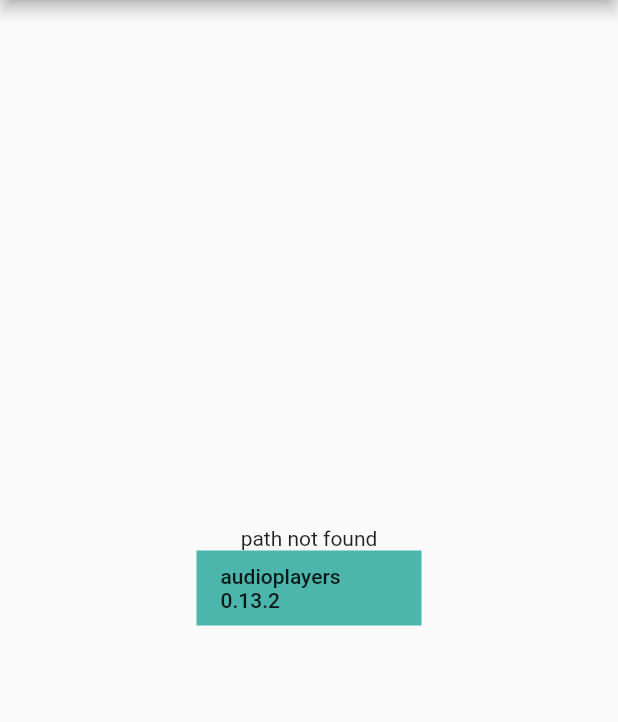
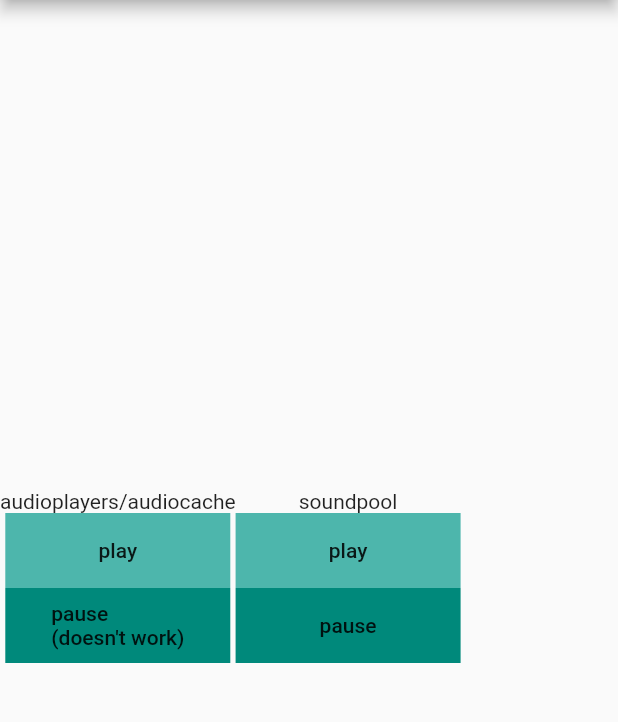
Before and after one commit to thbisdikian/sound_test, a Flutter app: the screen it shows after launch, on a phone screen of 412 x 824 dp, the part 84-806 px from its top. Run offline on Flutter 3.47's test engine with Material 2 defaults, Android fonts, the light colour scheme and no system bars; our stand-ins replace audioplayers; missing offline and left inert: soundpool.

Commit message:
Added soundpool integration

```diff
--- a/lib/main.dart
+++ b/lib/main.dart
@@ -1,9 +1,8 @@
-import 'dart:async';
-import 'dart:io';
-
 import 'package:flutter/material.dart';
 import 'package:audioplayers/audio_cache.dart';
 import 'package:audioplayers/audioplayers.dart';
+import 'package:flutter/services.dart';
+import 'package:soundpool/soundpool.dart';
 
 void main() => runApp(MyApp());
 
@@ -36,27 +35,30 @@
   AudioPlayer audioPlayer = new AudioPlayer();
   AudioCache audioCache = new AudioCache();
   bool audioplayersPlaying = false;
-  String path;
-  String localFilePath;
+  Soundpool _soundpool = Soundpool();
+  int _soundId;
+  int _streamId;
 
+  _playSoundpool() async {
+    _streamId = await _soundpool.play(_soundId);
+  }
 
-  // void _playAudioplayers() async {
-  //   int result = await audioPlayer.play('$path' + '/brown_noise.mp3',isLocal: true);
-  // }
+  _loadSoundpool() async {
+    // _soundId = await _soundpool.loadUri('assets/brown.mp3');
+    _soundId = await rootBundle.load("assets/brown.mp3").then((ByteData soundData) {
+      return _soundpool.load(soundData);
+    });
+  }
 
-  // void _getAppDocDirectory() async {
-  //   final dir = await getApplicationDocumentsDirectory();
-  //   if (await dir.exists()) {
-  //     setState(() {
-  //       path = dir.path;
-  //     });
-  //   }
-  // }
+  _pauseSoundpool() {
+
+  }
 
   @override
   Widget build(BuildContext context) {
-    // _getAppDocDirectory();
     audioPlayer.setReleaseMode(ReleaseMode.LOOP);
+
+    _loadSoundpool();
 
     return Scaffold(
       appBar: AppBar(
@@ -64,19 +66,59 @@
         title: Text(widget.title),
       ),
       body: Center(
-        child: Column(
+        child: Row(
+          children: <Widget>[
+
+            Column(
               mainAxisAlignment: MainAxisAlignment.center,
               children: <Widget>[
-            Text(path ?? 'path not found'),
+                Text('audioplayers/audiocache'),
                 Container(
                   height: 50,
                   width: 150,
                   color: Colors.teal[300],
                   child: FlatButton(
-                child: Text('audioplayers 0.13.2'),
+                    child: Text('play'),
                     onPressed: () => audioCache.play('brown.mp3'),
                   ),
                 ),
+                Container(
+                  height: 50,
+                  width: 150,
+                  color: Colors.teal[600],
+                  child: FlatButton(
+                    child: Text('pause\n(doesn\'t work)'),
+                    onPressed: () => audioCache.clearCache(),
+                  ),
+                ),
+              ]
+            ),
+
+            Column(
+              mainAxisAlignment: MainAxisAlignment.center,
+              children: <Widget>[
+                Text('soundpool'),
+                Container(
+                  height: 50,
+                  width: 150,
+                  color: Colors.teal[300],
+                  child: FlatButton(
+                    child: Text('play'),
+                    onPressed: () => _playSoundpool(),
+                  ),
+                ),
+                Container(
+                  height: 50,
+                  width: 150,
+                  color: Colors.teal[600],
+                  child: FlatButton(
+                    child: Text('pause'),
+                    onPressed: () => _soundpool.pause(_streamId),
+                  ),
+                ),
+              ],
+            ),
+
           ],
         ),
       ),
--- a/pubspec.yaml
+++ b/pubspec.yaml
@@ -24,7 +24,7 @@
   # Use with the CupertinoIcons class for iOS style icons.
   cupertino_icons: ^0.1.2
   audioplayers: ^0.13.2
-  path_provider: ^1.3.0
+  soundpool: ^0.5.3
 
 dev_dependencies:
   flutter_test:
```
Also changed, not shown: pubspec.lock. Lines whose indentation alone changed are shown as unchanged.
